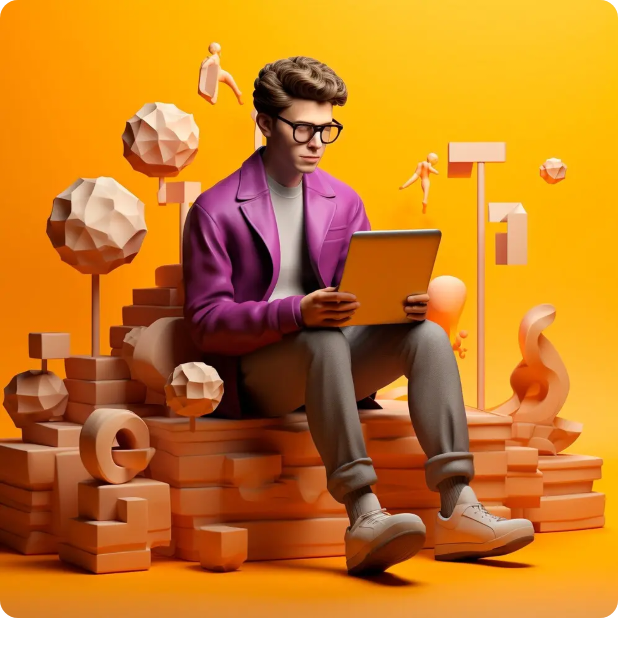
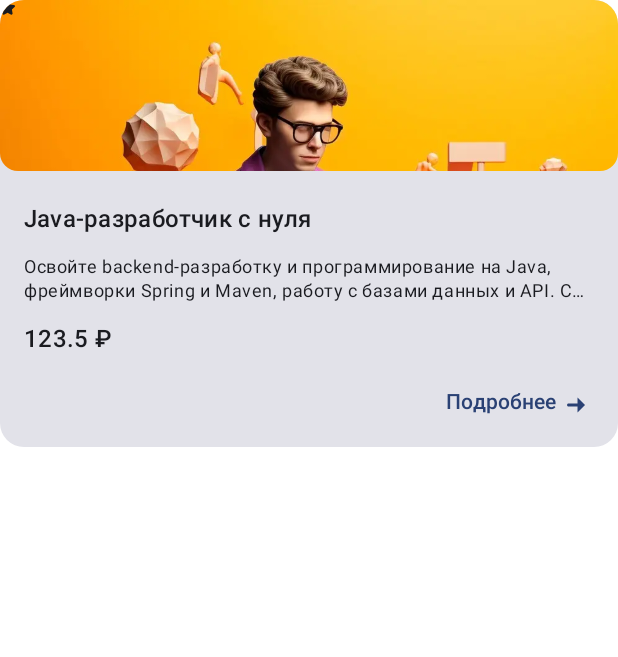
Before and after one commit to Fly596/EffectiveMobileTask, an Android app built with Jetpack Compose: the @Preview function CardPreview, on a phone screen of 412 x 824 dp. Shown: the top 657 px of the screen. Run offline under Robolectric (Android 15) with nearby library versions, the phone set to English and light mode, and no system bars.

Commit message:
Карточка курса

```diff
--- a/app/src/main/java/com/example/effectivemobiletask/features/main/MainScreen.kt
+++ b/app/src/main/java/com/example/effectivemobiletask/features/main/MainScreen.kt
@@ -1,12 +1,16 @@
 package com.example.effectivemobiletask.features.main
 
 import androidx.compose.foundation.Image
+import androidx.compose.foundation.clickable
 import androidx.compose.foundation.layout.Arrangement
 import androidx.compose.foundation.layout.Box
 import androidx.compose.foundation.layout.Column
 import androidx.compose.foundation.layout.Row
+import androidx.compose.foundation.layout.Spacer
 import androidx.compose.foundation.layout.fillMaxSize
 import androidx.compose.foundation.layout.fillMaxWidth
+import androidx.compose.foundation.layout.height
+import androidx.compose.foundation.layout.padding
 import androidx.compose.foundation.layout.size
 import androidx.compose.foundation.layout.width
 import androidx.compose.foundation.lazy.LazyColumn
@@ -25,8 +29,11 @@ import androidx.compose.runtime.Composable
 import androidx.compose.runtime.getValue
 import androidx.compose.ui.Alignment
 import androidx.compose.ui.Modifier
+import androidx.compose.ui.draw.clip
 import androidx.compose.ui.graphics.Color
+import androidx.compose.ui.layout.ContentScale
 import androidx.compose.ui.res.painterResource
+import androidx.compose.ui.text.style.TextOverflow
 import androidx.compose.ui.tooling.preview.Preview
 import androidx.compose.ui.unit.dp
 import androidx.hilt.navigation.compose.hiltViewModel
@@ -44,7 +51,7 @@ fun MainScreen(
     val state by viewModel.uiState.collectAsStateWithLifecycle()
 
     Column(
-        modifier = Modifier.fillMaxSize(),
+        modifier = Modifier.fillMaxWidth(),
         verticalArrangement = Arrangement.spacedBy(16.dp),
     ) {
         // Поиск и фильтрация.
@@ -60,21 +67,25 @@ fun MainScreen(
                 style = MaterialTheme.typography.labelLarge,
                 color = MaterialTheme.colorScheme.primary,
             )
-            IconButton(
-                onClick = {
-                    // ! фильтрация
-                }
-            ) {
+            Spacer(modifier = Modifier.width(4.dp))
             Icon(
                 painter = painterResource(R.drawable.arrow_down_up),
                 contentDescription = "sort",
                 tint = MaterialTheme.colorScheme.primary,
+                modifier = Modifier.clickable(onClick = {
+                    // ! фильтрация
+                })
             )
-            }
         }
 
         LazyColumn(modifier = Modifier.fillMaxWidth()) {
-            items(items = state.courses) { item -> CourseCard(item) }
+            items(items = state.courses) { item ->
+                CourseCard(
+                    item,
+                    onAddToFavorite = {},
+                    onCardClick = { onCourseClick(it) },
+                )
+            }
         }
 
         if (state.isLoading) {
@@ -84,32 +95,131 @@ fun MainScreen(
 }
 
 @Composable
-fun CourseCard(course: Course, modifier: Modifier = Modifier) {
-    Card(modifier = modifier) {
-        // Top Section.
-        Box(modifier = Modifier){
-            Image(painter = painterResource(R.drawable.course_picture_default), contentDescription = course.title)
-            Row(modifier = Modifier){
-
+fun CourseCard(
+    course: Course,
+    onAddToFavorite: () -> Unit,
+    onCardClick: (Int) -> Unit,
+    modifier: Modifier = Modifier,
+) {
+    Card(
+        modifier =
+            modifier
+                .fillMaxWidth()
+                .padding(bottom = 16.dp)
+                .clickable(onClick = { onCardClick(course.id) }),
+        shape = RoundedCornerShape(16.dp),
+    ) {
+        Column(
+            verticalArrangement = Arrangement.spacedBy(8.dp),
+            horizontalAlignment = Alignment.End,
+            modifier = Modifier.padding(bottom = 16.dp),
+        ) {
+            CourseCardTopSection(
+                onAddToFavorite = onAddToFavorite
+                // modifier = Modifier.weight(0.5f),
+            )
+            CourseCardBottomSection(
+                title = course.title,
+                text = course.text,
+                price = course.price.toString(),
+                // modifier = Modifier.weight(0.5f),
+            )
+            Row(
+                modifier =
+                    Modifier.padding(horizontal = 16.dp)
+                        .clickable(onClick = { { onCardClick(course.id) } }),
+                verticalAlignment = Alignment.Top,
+            ) {
+                Text(
+                    "Подробнее",
+                    style = MaterialTheme.typography.labelLarge,
+                    color = MaterialTheme.colorScheme.primary,
+                )
+                Icon(
+                    painter =
+                        painterResource(R.drawable.arrow_right_short_fill),
+                    tint =
+                        MaterialTheme.colorScheme.primary,
+                    contentDescription = null,
+                )
+            }
+        }
+    }
 }
 
+@Composable
+fun CourseCardTopSection(
+    rate: String = "6.6",
+    publishDate: String = "Publish date",
+    modifier: Modifier = Modifier,
+    onAddToFavorite: () -> Unit = {},
+) {
+    Box(modifier = modifier.fillMaxWidth()) {
+        Image(
+            painter = painterResource(R.drawable.course_picture_default),
+            contentDescription = "course picture",
+            contentScale = ContentScale.Crop,
+            alignment = Alignment.TopCenter,
+            modifier =
+                Modifier.fillMaxWidth()
+                    .height(114.dp)
+                    .clip(RoundedCornerShape(12.dp)),
+        )
+        Row(modifier = Modifier) {
+            Row() {
+                // Rate.
+                Icon(
+                    painterResource(R.drawable.star_fill),
+                    contentDescription = null,
+                )
             }
+        }
+    }
+}
+
+@Composable
+fun CourseCardBottomSection(
+    title: String = "",
+    text: String = "text",
+    price: String,
+    modifier: Modifier = Modifier,
+) {
+    Column(
+        modifier =
+            modifier
+                .fillMaxWidth()
+                .padding(horizontal = 16.dp, vertical = 12.dp),
+        verticalArrangement = Arrangement.spacedBy(12.dp),
+    ) {
+        Text(text = title, style = MaterialTheme.typography.titleMedium)
+        Text(
+            text = text,
+            style = MaterialTheme.typography.bodySmall,
+            maxLines = 2,
+            overflow = TextOverflow.Ellipsis,
+        )
+        Text(text = "$price ₽", style = MaterialTheme.typography.titleMedium)
     }
 }
 
 @Preview
 @Composable
-fun CardPreview(){
-    val tempCourse: Course = Course(
-        1, "title", "title", 123.5,
+fun CardPreview() {
+    val tempCourse: Course =
+        Course(
+            1,
+            "Java-разработчик с нуля",
+            "Освойте backend-разработку и программирование на Java, фреймворки Spring и Maven, работу с базами данных и API. Создайте свой собственный проект, собрав портфолио и став востребованным специалистом для любой IT компании.",
+            123.5,
             56.0f,
             LocalDate.now(),
             false,
             LocalDate.now(),
         )
-    EffectiveMobileTaskTheme{
-
-        CourseCard(tempCourse)
+    EffectiveMobileTaskTheme {
+        Column(modifier = Modifier.fillMaxSize()) {
+            CourseCard(tempCourse, {}, {})
+        }
     }
 }
 
--- /dev/null
+++ b/app/src/main/res/drawable/arrow_right_short_fill.xml
@@ -0,0 +1,9 @@
+<vector xmlns:android="http://schemas.android.com/apk/res/android"
+    android:width="24dp"
+    android:height="24dp"
+    android:viewportWidth="16"
+    android:viewportHeight="16">
+  <path
+      android:pathData="M4.008,7.992C4.008,7.624 4.307,7.326 4.675,7.326H8.675V4.659L12.008,7.992L8.675,11.326V8.659H4.675C4.307,8.659 4.008,8.36 4.008,7.992Z"
+      android:fillColor="#12B956"/>
+</vector>
--- /dev/null
+++ b/app/src/main/res/drawable/star_fill.xml
@@ -0,0 +1,9 @@
+<vector xmlns:android="http://schemas.android.com/apk/res/android"
+    android:width="10dp"
+    android:height="10dp"
+    android:viewportWidth="10"
+    android:viewportHeight="10">
+  <path
+      android:pathData="M5.012,0.221C4.726,0.221 4.435,0.398 4.262,0.752L3.2,2.938L0.78,3.282C0.001,3.39 -0.251,4.154 0.311,4.703L2.06,6.405L1.654,8.795C1.521,9.568 2.162,10.036 2.857,9.669C3.125,9.527 4.505,8.812 5.012,8.545L7.167,9.669C7.862,10.036 8.506,9.569 8.369,8.795L7.948,6.405L9.697,4.703C10.262,4.156 10.023,3.392 9.244,3.282L6.808,2.938L5.761,0.752C5.589,0.398 5.297,0.221 5.012,0.221Z"
+      android:fillColor="#12B956"/>
+</vector>
```
Also changed, not shown: app/src/main/java/com/example/effectivemobiletask/ui/components/CourseCardComponent.kt (renamed from app/src/main/java/com/example/effectivemobiletask/ui/components/EmailTextField.kt). Lines whose indentation alone changed are shown as unchanged.
